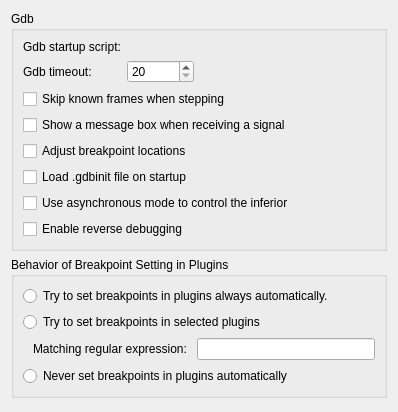
First picture: the form in src/plugins/debugger/gdb/gdboptionspage.ui, repository qt-creator/qt-creator, before the edit.
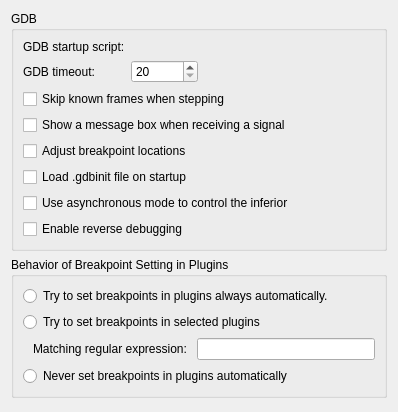
Second picture: the form after the edit. Custom widgets are drawn as their Qt base class.

```diff
--- a/src/plugins/debugger/gdb/gdboptionspage.ui
+++ b/src/plugins/debugger/gdb/gdboptionspage.ui
@@ -14,7 +14,7 @@
    <item>
     <widget class="QGroupBox" name="groupBoxLocations">
      <property name="title">
-      <string>Gdb</string>
+      <string>GDB</string>
      </property>
      <layout class="QFormLayout" name="formLayout">
       <property name="fieldGrowthPolicy">
@@ -35,7 +35,7 @@
          <string>This is either empty or points to a file containing gdb commands that will be executed immediately after gdb starts up.</string>
         </property>
         <property name="text">
-         <string>Gdb startup script:</string>
+         <string>GDB startup script:</string>
         </property>
        </widget>
       </item>
@@ -52,7 +52,7 @@
 on slow machines. In this case, the value should be increased.</string>
         </property>
         <property name="text">
-         <string>Gdb timeout:</string>
+         <string>GDB timeout:</string>
         </property>
        </widget>
       </item>
```
Left out of the diff: 2 changed lines with no effect on the pictures.
